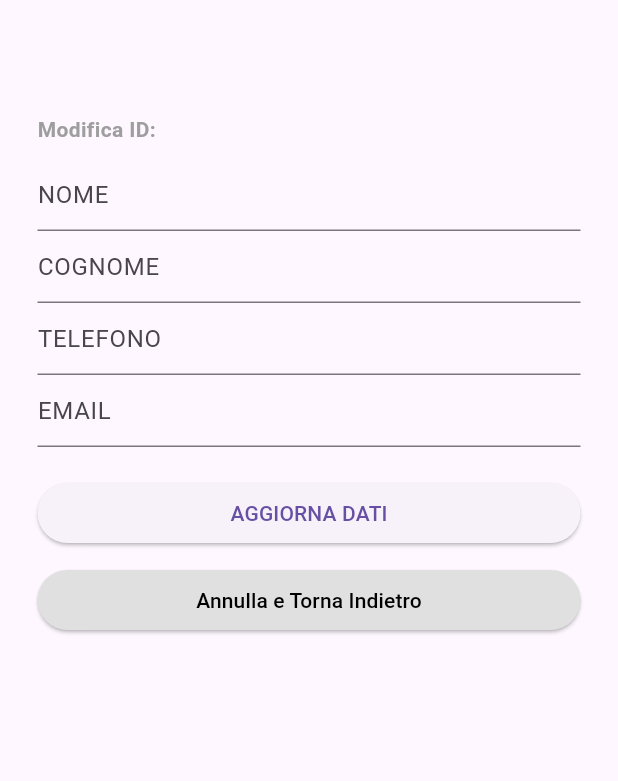
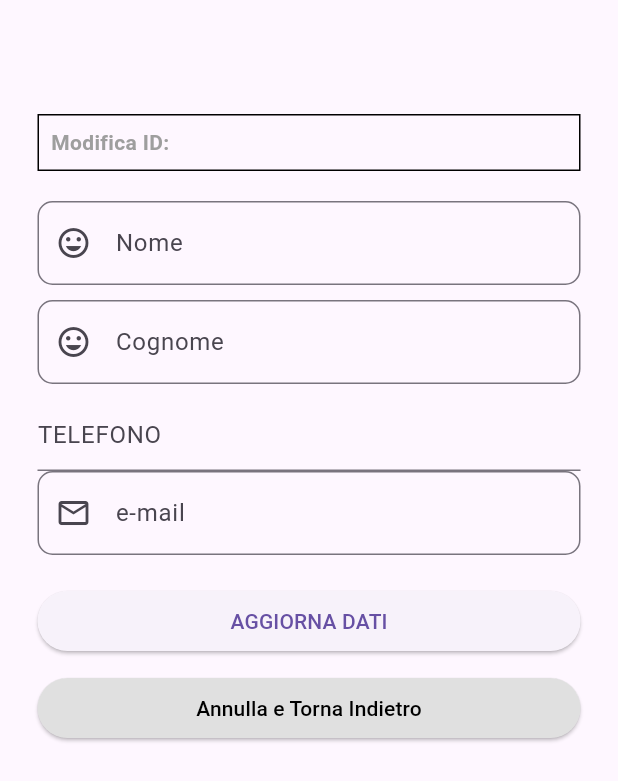
Before and after one commit to cavallir/progetto, a Flutter app: the HomePageUpdate screen opened directly with empty values, on a phone screen of 412 x 824 dp. Shown: the top 781 px of the screen. Run offline on Flutter 3.47's test engine with Material 3 defaults, Android fonts, the light colour scheme and no system bars; our stand-ins replace audioplayers, lottie, shared_preferences; accounts and stored records are empty.

Commit message:
Prova aggiornamento classe Update

```diff
--- a/save_google_sheet/lib/classe_update.dart
+++ b/save_google_sheet/lib/classe_update.dart
@@ -26,7 +26,8 @@
 class HomePageUpdate extends StatefulWidget {
   final String title;
   final Member membro;
-  const HomePageUpdate({Key? key, required this.title, required this.membro}) : super(key: key);
+  const HomePageUpdate({Key? key, required this.title, required this.membro})
+      : super(key: key);
 
   @override
   State<HomePageUpdate> createState() => _HomePageUpdateState();
@@ -54,7 +55,6 @@
 
   void _submitForm() {
     if (_formKey.currentState != null && _formKey.currentState!.validate()) {
-
       FeedBackForm feedBackForm = FeedBackForm(
         lastNameController.text,
         firstNameController.text,
@@ -85,7 +85,8 @@
 
   _showSnackBar(String message) {
     ScaffoldMessenger.of(context).showSnackBar(
-      SnackBar(content: Text(message), duration: const Duration(milliseconds: 800)),
+      SnackBar(
+          content: Text(message), duration: const Duration(milliseconds: 800)),
     );
   }
 
@@ -102,28 +103,76 @@
             children: <Widget>[
               Padding(
                 padding: const EdgeInsets.symmetric(vertical: 10),
-                child: Text("Modifica ID: ${widget.membro.id}",
-                      style: const TextStyle(fontWeight: FontWeight.bold, color: Colors.grey)),
+                child: Container(
+                  padding: const EdgeInsets.all(8),
+                  decoration: BoxDecoration(border: Border.all(width: 1)),
+                  child: Text(
+                    "Modifica ID: ${widget.membro.id}",
+                    style: const TextStyle(
+                      fontWeight: FontWeight.bold,
+                      color: Colors.grey,
+                    ),
+                  ),
+                ),
               ),
+              const SizedBox(height: 10),
               TextFormField(
+                enableSuggestions: true,
+                keyboardType: TextInputType.name,
                 controller: lastNameController,
                 validator: (val) => val!.isEmpty ? "Mettere Nome Valido" : null,
-                decoration: const InputDecoration(hintText: "NOME"),
+                decoration: const InputDecoration(
+                  prefixIcon: Icon(Icons.insert_emoticon_sharp),
+                  hintText: "NOME",
+                  labelText: 'Nome',
+                  border: OutlineInputBorder(
+                    borderRadius: BorderRadius.all(
+                      Radius.circular(10.0),
+                    ),
+                  ),
+                ),
               ),
+              const SizedBox(height: 10),
               TextFormField(
+                enableSuggestions: true,
+                keyboardType: TextInputType.name,
                 controller: firstNameController,
-                validator: (val) => val!.isEmpty ? "Mettere Cognome Valido" : null,
-                decoration: const InputDecoration(hintText: "COGNOME"),
+                validator: (val) =>
+                    val!.isEmpty ? "Mettere Cognome Valido" : null,
+                decoration: const InputDecoration(
+                  prefixIcon: Icon(Icons.insert_emoticon_sharp),
+                  hintText: "COGNOME",
+                  labelText: 'Cognome',
+                  border: OutlineInputBorder(
+                    borderRadius: BorderRadius.all(
+                      Radius.circular(10.0),
+                    ),
+                  ),
+                ),
               ),
+              const SizedBox(height: 10),
               TextFormField(
+                enableSuggestions: true,
+                keyboardType: TextInputType.phone,
                 controller: mobileController,
-                validator: (val) => val!.isEmpty ? "Mettere Numero Telefono Valido" : null,
+                validator: (val) =>
+                    val!.isEmpty ? "Mettere Numero Telefono Valido" : null,
                 decoration: const InputDecoration(hintText: "TELEFONO"),
               ),
               TextFormField(
                 controller: emailController,
-                validator: (val) => val!.isEmpty ? "Mettere Email Valida" : null,
-                decoration: const InputDecoration(hintText: "EMAIL"),
+                validator: (val) =>
+                    val!.isEmpty ? "Mettere Email Valida" : null,
+                decoration: const InputDecoration(
+                  prefixIcon: Icon(Icons.email_outlined),
+                  hintText: "EMAIL",
+                  labelText: 'e-mail',
+                  border: OutlineInputBorder(
+                    borderRadius: BorderRadius.all(
+                      Radius.circular(10.0),
+                    ),
+                  ),
+                ),
               ),
               const SizedBox(height: 20),
               ElevatedButton(
@@ -133,8 +182,10 @@
               const SizedBox(height: 10),
               ElevatedButton(
                 onPressed: () => main(),
-                style: ElevatedButton.styleFrom(backgroundColor: Colors.grey[300]),
-                child: const Text("Annulla e Torna Indietro", style: TextStyle(color: Colors.black)),
+                style:
+                    ElevatedButton.styleFrom(backgroundColor: Colors.grey[300]),
+                child: const Text("Annulla e Torna Indietro",
+                    style: TextStyle(color: Colors.black)),
               ),
             ],
           ),
--- a/save_google_sheet/lib/comandi.dart
+++ b/save_google_sheet/lib/comandi.dart
@@ -1,7 +1,6 @@
-import 'package:flutter/material.dart';
 
 class Comandi {
-  String _cmd;
+  final String _cmd;
 
   Comandi(this._cmd);
 
--- a/save_google_sheet/lib/controller.dart
+++ b/save_google_sheet/lib/controller.dart
@@ -1,7 +1,5 @@
-import 'package:flutter/material.dart';
 import 'package:save_google_sheet/feedback_form.dart';
 import 'package:http/http.dart' as http;
-import 'dart:convert' as convert;
 import 'costanti.dart';
 
 class FormController {
@@ -9,9 +7,6 @@
 
   static const STATUS_SUCCESS = "SUCCESS";
   FormController(this.callback);
-
-
-
 
   void submitForm(FeedBackForm feedBackForm) async {
     try {
@@ -53,7 +48,6 @@
 }
 */
 
-
   void submitCommandForm(FeedBackForm feedBackForm, String cmd) async {
     try {
       String stringa = URL + feedBackForm.cmdParams(cmd);
--- a/save_google_sheet/lib/feedback_form.dart
+++ b/save_google_sheet/lib/feedback_form.dart
@@ -1,5 +1,3 @@
-import 'package:flutter/material.dart';
-
 // Definizione della classe modello che rappresenta i dati del modulo
 class FeedBackForm {
   // Variabili private
@@ -24,7 +22,7 @@
   ///AGGIUNTO DOPO
   Map<String, dynamic> toJson() => {
         'cmd': 'create',
-    'nome': lastName,    // Lo script Google cerca p.parameter.nome
+        'nome': lastName, // Lo script Google cerca p.parameter.nome
         'cognome': firstName, // Lo script Google cerca p.parameter.cognome
         'telefono': mobile,
         'email': email,
@@ -37,6 +35,4 @@
   // utile per dire al Google Apps Script quale azione eseguire.
   String cmdParams(String cmd) =>
       "?cmd=$cmd&nome=$lastName&cognome=$firstName&telefono=$mobile&email=$email";
-
-
 }
--- a/save_google_sheet/lib/main.dart
+++ b/save_google_sheet/lib/main.dart
@@ -1,10 +1,6 @@
 import 'package:flutter/material.dart';
-import 'package:save_google_sheet/classe_read.dart';  // Importa la logica di lettura
+import 'package:save_google_sheet/classe_read.dart'; // Importa la logica di lettura
 import 'package:save_google_sheet/classe_write.dart'; // Importa la logica di scrittura
-import 'package:save_google_sheet/feedback_form.dart';
-import 'controller.dart';
-import 'dart:convert' as convert;
-
 
 void main() => runApp(const MyApp());
 
```
Also changed, not shown: save_google_sheet/lib/classe_read.dart (+59 -26 lines). Lines whose indentation alone changed are shown as unchanged.
